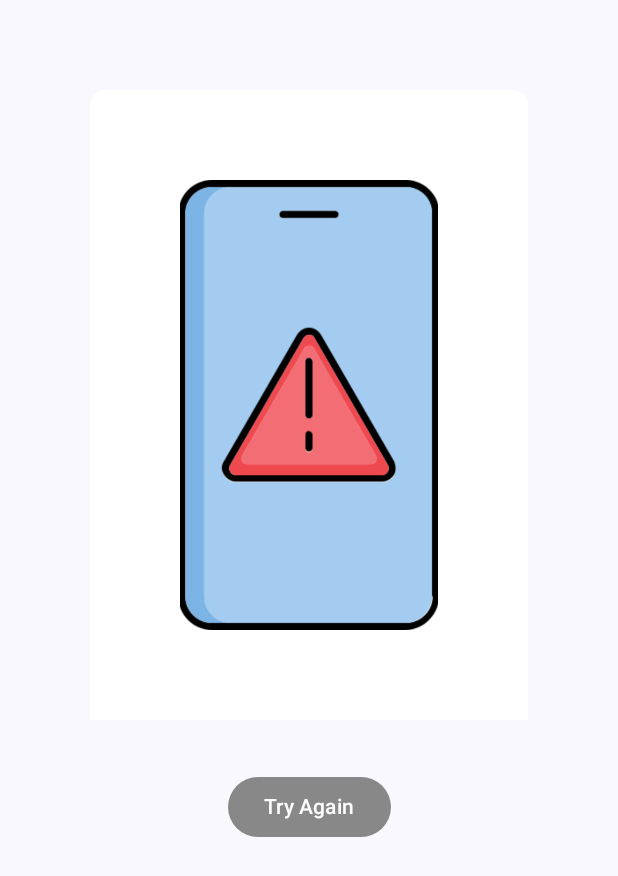
After one commit to Clickmedogus/MovieListPrototype, an Android app built with Jetpack Compose: the composable ErrorView called with empty values, on a phone screen of 412 x 824 dp. The commit adds this screen. Shown: the top 876 px of the screen. Run offline under Robolectric (Android 15) with nearby library versions, the phone set to English and light mode, and no system bars.

Commit message:
ErrorView fixed. MainActivityfixed.

```diff
--- /dev/null
+++ b/app/src/main/java/com/example/movielistprototype/view/ErrorView.kt
@@ -0,0 +1,76 @@
+package com.example.movielistprototype.view
+
+import androidx.compose.foundation.Image
+import androidx.compose.foundation.background
+import androidx.compose.foundation.layout.Column
+import androidx.compose.foundation.layout.fillMaxWidth
+import androidx.compose.foundation.layout.padding
+import androidx.compose.foundation.layout.size
+import androidx.compose.foundation.shape.RoundedCornerShape
+import androidx.compose.material3.Button
+import androidx.compose.material3.ButtonDefaults
+import androidx.compose.material3.Text
+import androidx.compose.runtime.Composable
+import androidx.compose.ui.Alignment.Companion.CenterHorizontally
+import androidx.compose.ui.Modifier
+import androidx.compose.ui.draw.clip
+import androidx.compose.ui.graphics.Color
+import androidx.compose.ui.layout.ContentScale
+import androidx.compose.ui.res.painterResource
+import androidx.compose.ui.text.font.FontFamily
+import androidx.compose.ui.text.font.FontWeight
+import androidx.compose.ui.tooling.preview.Preview
+import androidx.compose.ui.unit.dp
+import androidx.compose.ui.unit.sp
+import com.example.movielistprototype.R
+
+@Composable
+fun ErrorView(
+    modifier: Modifier,
+    errorText : String,
+    onClick : () ->Unit
+) {
+    Column(
+        modifier = modifier
+            .fillMaxWidth()
+            .padding(60.dp)
+            .clip(RoundedCornerShape(10.dp))
+    ) {
+        Image(
+            painter = painterResource(id = R.drawable.error_image2),
+            contentDescription = null,
+            contentScale = ContentScale.Crop,
+            modifier = Modifier
+                .background(Color.White)
+                .padding(60.dp)
+                .size(300.dp)
+        )
+
+        Text(
+            text = errorText,
+            fontSize = 20.sp,
+            color = Color.Black,
+            fontWeight = FontWeight.Bold,
+            fontFamily = FontFamily.SansSerif,
+            modifier = Modifier
+                .background(Color.White)
+                .align(CenterHorizontally)
+        )
+
+        Button(
+            onClick = onClick,
+            colors = ButtonDefaults.buttonColors(Color.Gray),
+            modifier = Modifier
+                .align(CenterHorizontally)
+                .padding(10.dp)
+        ) {
+            Text(text = "Try Again")
+        }
+    }
+}
+
+@Preview
+@Composable
+fun PreviewErrorView() {
+    ErrorView(Modifier,"dsalkşdskaşad", onClick = { Unit })
+}
```
Also changed, not shown: app/src/main/java/com/example/movielistprototype/MainActivity.kt (+89 -70 lines), app/src/main/java/com/example/movielistprototype/repository/PeopleRepository.kt (+4 -6 lines), app/src/main/java/com/example/movielistprototype/viewmodel/PeopleViewModel.kt (+19 -32 lines), app/src/main/res/drawable/error_image.png (added), app/src/main/res/drawable/error_image2.png (added).
